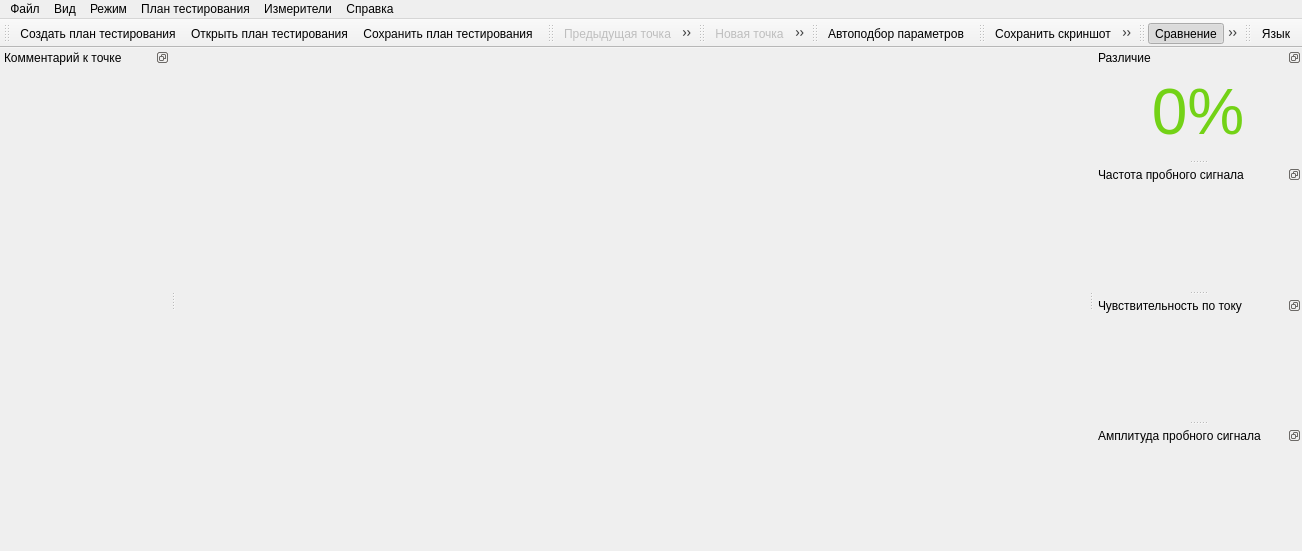
EPC-MSU/EPLab, file gui/mainwindow.ui: the form before one commit.
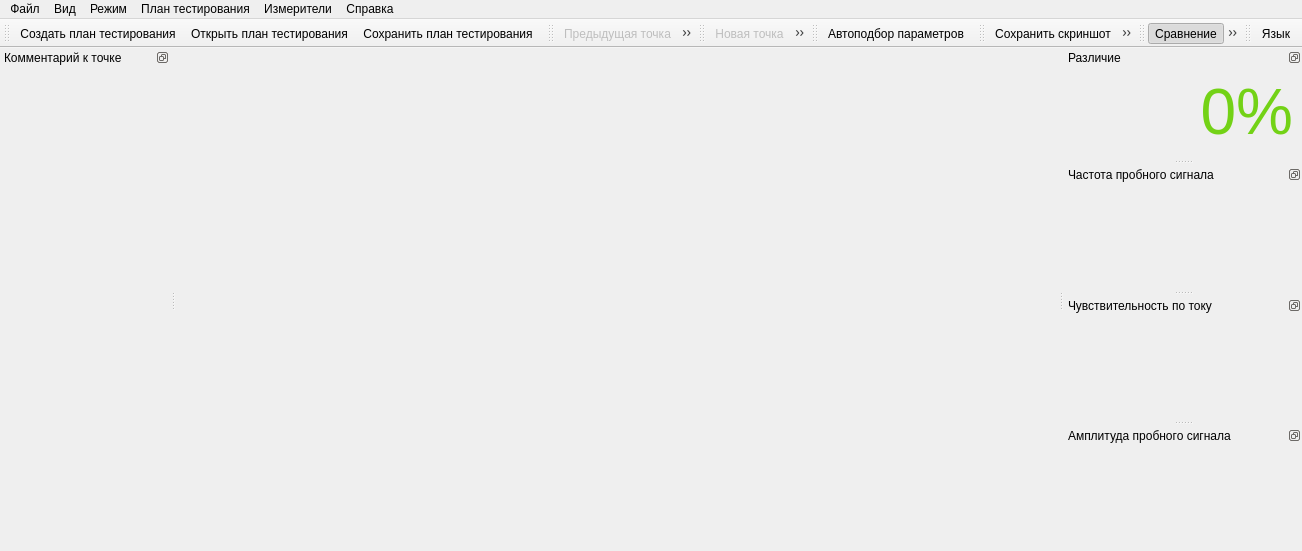
The form after the commit. Icons and pictures are not drawn.

Commit message: Set the font to monospace and right-aligned for difference #121643

Diff of the .ui file:
```diff
--- a/gui/mainwindow.ui
+++ b/gui/mainwindow.ui
@@ -24,6 +24,12 @@
      <verstretch>0</verstretch>
     </sizepolicy>
    </property>
+   <property name="minimumSize">
+    <size>
+     <width>220</width>
+     <height>109</height>
+    </size>
+   </property>
    <property name="maximumSize">
     <size>
      <width>524287</width>
@@ -47,11 +53,11 @@
      <enum>Qt::ClickFocus</enum>
     </property>
     <layout class="QVBoxLayout" name="verticalLayout_5">
-     <item>
+     <item alignment="Qt::AlignRight">
       <widget class="QLabel" name="score_label">
        <property name="minimumSize">
         <size>
-         <width>190</width>
+         <width>220</width>
          <height>0</height>
         </size>
        </property>
@@ -62,7 +68,7 @@
         </size>
        </property>
        <property name="text">
-        <string>&lt;html&gt;&lt;head/&gt;&lt;body&gt;&lt;p&gt;&lt;span style=&quot; font-size:48pt; color:#73d216;&quot;&gt;0%&lt;/span&gt;&lt;/p&gt;&lt;/body&gt;&lt;/html&gt;</string>
+        <string>&lt;html&gt;&lt;head/&gt;&lt;body&gt;&lt;p align=&quot;right&quot;&gt;&lt;span style=&quot; font-family:'Courier New,Courier,monospace'; font-size:48pt; color:#73d216;&quot;&gt;0%&lt;/span&gt;&lt;/p&gt;&lt;/body&gt;&lt;/html&gt;</string>
        </property>
        <property name="textFormat">
         <enum>Qt::RichText</enum>
```
The commit also changes 1 other file.
